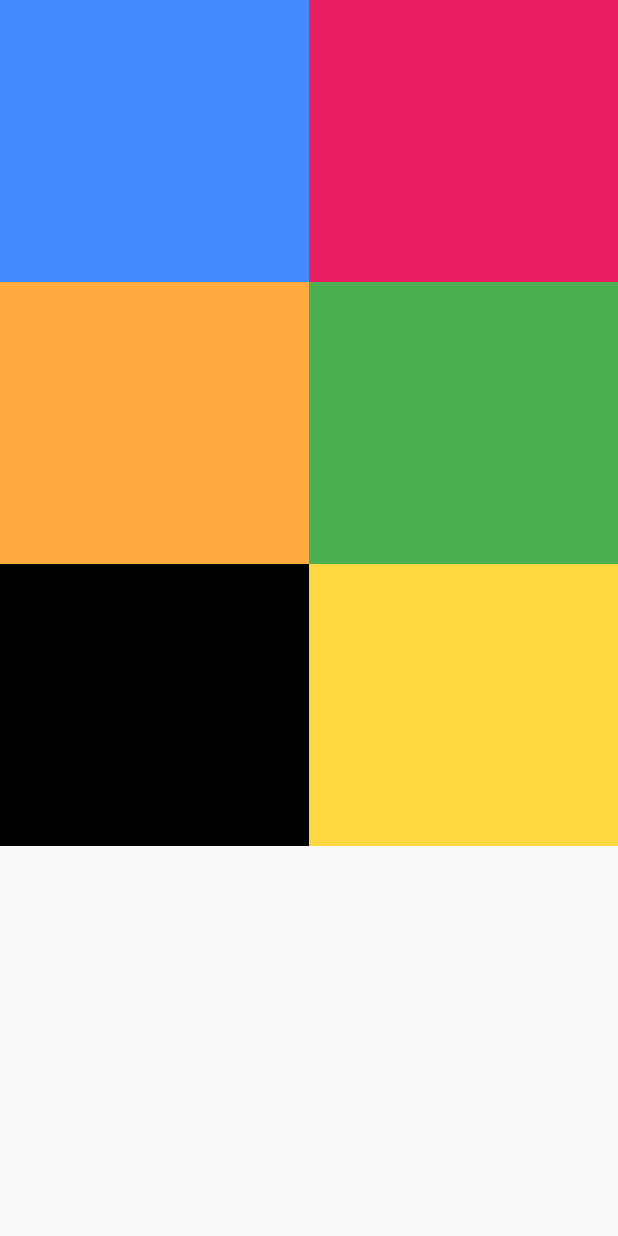
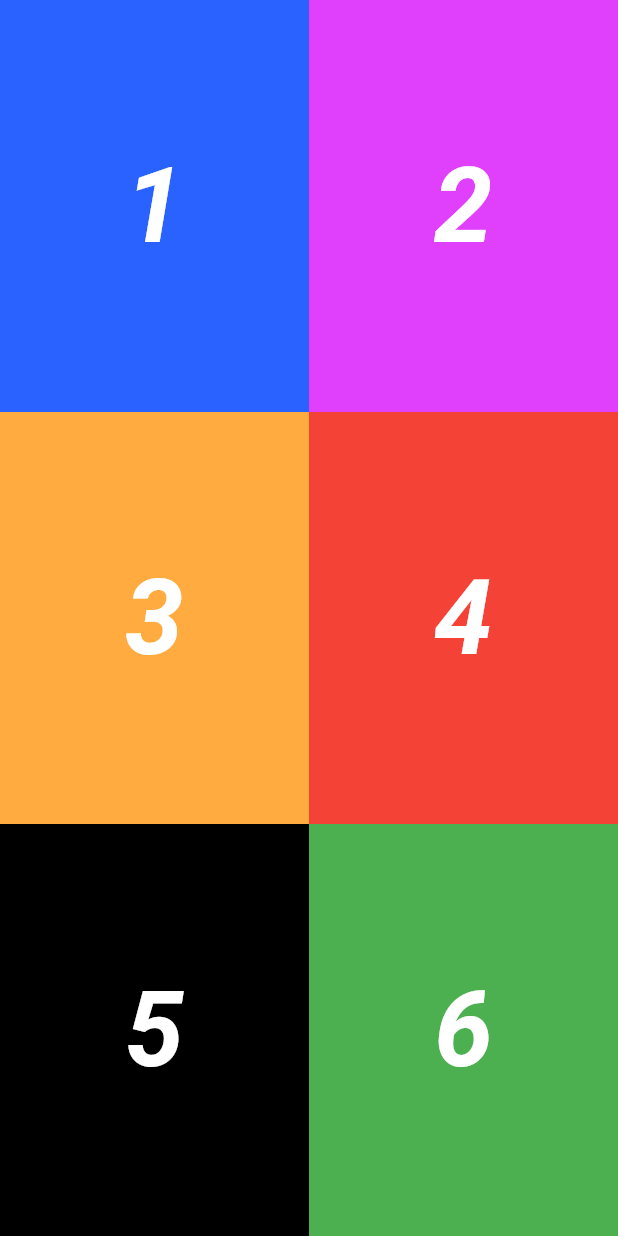
Before and after one commit to NkululekoMbhele/flutter-project-1-color-grid, a Flutter app: the screen it shows after launch, on a phone screen of 412 x 824 dp. Run offline on Flutter 3.47's test engine with Material 2 defaults, Android fonts, the phone set to English and light mode, and no system bars.

Commit message:
fixed the height, and added numbers

```diff
--- a/lib/main.dart
+++ b/lib/main.dart
@@ -18,7 +18,7 @@ class MyApp extends StatelessWidget {
     //We need to come with a similar solution for the height
 
     return MaterialApp(
-      title: 'Welcome to Flutter',
+      title: 'Project 1',
       theme: ThemeData(),
       darkTheme: ThemeData.dark(),
       home: MyHomePage() // (2) then we put the homepage inside material App
@@ -33,7 +33,9 @@ class MyHomePage extends StatelessWidget{
       appBar: null,
       body: Column(
         children: <Widget>[
-          First(), Second(), Third() // children of our Column i.e in this case
+          Expanded(child: First()),
+          Expanded(child: Second()),
+          Expanded(child: Third()) // children of our Column i.e in this case
         ],
       )
     );
@@ -50,21 +52,39 @@ class First extends StatelessWidget{
                 Flexible(
                     fit: FlexFit.tight,
                     child:Container(
-                        width: 100,
-                        height: 188,
-                        decoration: BoxDecoration(
-                          color: Colors.blueAccent
+                        color: Colors.blueAccent[700],
+                        child: Center(
+                          child:
+                            Text('1',
+                              style:
+                              TextStyle(
+                                fontSize: 70,
+                                fontStyle: FontStyle.italic,
+                                color: Colors.white,
+                                fontWeight: FontWeight.bold,
+
+                              ),
+                            ),
                         ),
                     )
                 ),
                 Flexible(
                     fit:FlexFit.tight,
                     child: Container(
-                        width: 100,
-                        height: 188,
-                        decoration: BoxDecoration(
-                            color: Colors.pink
+                      color: Colors.purpleAccent,
+                      child: Center(
+                        child:
+                        Text('2',
+                          style:
+                          TextStyle(
+                            fontSize: 70,
+                            fontStyle: FontStyle.italic,
+                            color: Colors.white,
+                            fontWeight: FontWeight.bold,
+
+                          ),
                         ),
+                      ),
                     ),
                 ),
             ],
@@ -80,21 +100,39 @@ class Second extends StatelessWidget{
         Flexible(
             fit: FlexFit.tight,
             child:Container(
-              width: 100,
-              height: 188,
-              decoration: BoxDecoration(
-                  color: Colors.orangeAccent
-              ),
+                color: Colors.orangeAccent,
+                child: Center(
+                  child:
+                  Text('3',
+                    style:
+                    TextStyle(
+                      fontSize: 70,
+                      fontStyle: FontStyle.italic,
+                      color: Colors.white,
+                      fontWeight: FontWeight.bold,
+
+                    ),
+                  ),
+                ),
             )
         ),
         Flexible(
           fit:FlexFit.tight,
           child: Container(
-            width: 100,
-            height: 188,
-            decoration: BoxDecoration(
-                color: Colors.green
-            ),
+              color: Colors.red,
+              child: Center(
+                child:
+                Text('4',
+                  style:
+                  TextStyle(
+                    fontSize: 70,
+                    fontStyle: FontStyle.italic,
+                    color: Colors.white,
+                    fontWeight: FontWeight.bold,
+
+                  ),
+                ),
+              ),
           ),
         ),
       ],
@@ -110,20 +148,38 @@ class Third extends StatelessWidget{
         Flexible(
             fit: FlexFit.tight,
             child:Container(
-              width: 100,
-              height: 188,
-              decoration: BoxDecoration(
-                  color: Colors.black
-              ),
+                color: Colors.black,
+                child: Center(
+                  child:
+                  Text('5',
+                    style:
+                    TextStyle(
+                      fontSize: 70,
+                      fontStyle: FontStyle.italic,
+                      color: Colors.white,
+                      fontWeight: FontWeight.bold,
+
+                    ),
+                  ),
+                ),
             )
         ),
         Flexible(
           fit:FlexFit.tight,
           child: Container(
-            width: 100,
-            height: 188,
-            decoration: BoxDecoration(
-                color: Colors.amberAccent
+            color: Colors.green,
+            child: Center(
+              child:
+              Text('6',
+                style:
+                TextStyle(
+                  fontSize: 70,
+                  fontStyle: FontStyle.italic,
+                  color: Colors.white,
+                  fontWeight: FontWeight.bold,
+
+                ),
+              ),
             ),
           ),
         ),
```
